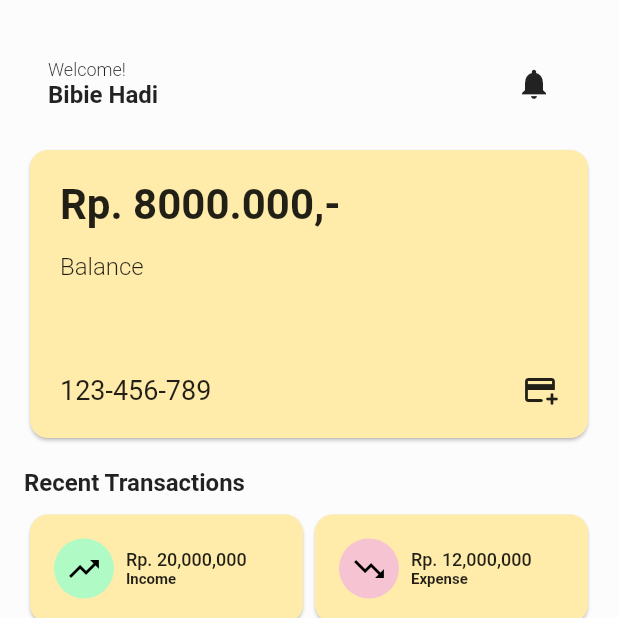
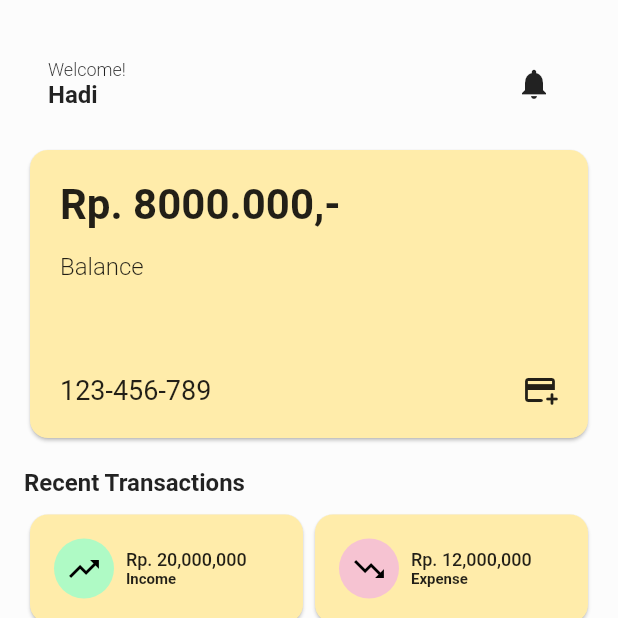
Before and after one commit to bibiehadi/saving-money-app, a Flutter app: the RegisterPage screen opened directly, after a tap on "Register", on a phone screen of 412 x 824 dp, the top half of it. Run offline on Flutter 3.47's test engine with Material 2 defaults, Android fonts, the phone set to English and light mode, and no system bars; Roboto replaces fonts that are missing (Poppins).

Commit message:
add variable

```diff
--- a/lib/home_page.dart
+++ b/lib/home_page.dart
@@ -1,11 +1,9 @@
 import 'package:flutter/material.dart';
 
-class HomePage extends StatefulWidget {
-  @override
-  State<HomePage> createState() => _HomePageState();
-}
+class HomePage extends StatelessWidget {
+  final String username;
+  const HomePage(this.username, {Key? key}) : super(key: key);
 
-class _HomePageState extends State<HomePage> {
   @override
   Widget build(BuildContext context) {
     // TODO: implement build
@@ -25,14 +23,14 @@ class _HomePageState extends State<HomePage> {
                     children: <Widget>[
                       Column(
                         crossAxisAlignment: CrossAxisAlignment.start,
-                        children: const [
-                          Text('Welcome!',
+                        children: [
+                          const Text('Welcome!',
                               style: TextStyle(
                                   fontSize: 12.0,
                                   fontFamily: 'Poppins',
                                   fontWeight: FontWeight.w300)),
-                          Text('Bibie Hadi',
-                              style: TextStyle(
+                          Text(username ?? 'Hadi',
+                              style: const TextStyle(
                                   fontSize: 16.0,
                                   fontFamily: 'Poppins',
                                   fontWeight: FontWeight.bold))
--- a/lib/register_page.dart
+++ b/lib/register_page.dart
@@ -4,12 +4,12 @@ import 'home_page.dart';
 
 class RegisterPage extends StatefulWidget {
   const RegisterPage({super.key});
-
   @override
   State<RegisterPage> createState() => _RegisterPageState();
 }
 
 class _RegisterPageState extends State<RegisterPage> {
+  TextEditingController _controller = TextEditingController();
   @override
   Widget build(BuildContext context) {
     return Scaffold(
@@ -30,6 +30,7 @@ class _RegisterPageState extends State<RegisterPage> {
                 mainAxisAlignment: MainAxisAlignment.start,
                 children: <Widget>[
                   TextField(
+                    controller: _controller,
                     decoration: const InputDecoration(
                       hintText: 'John',
                       labelText: 'Firstname',
@@ -42,6 +43,7 @@ class _RegisterPageState extends State<RegisterPage> {
                     height: 16,
                   ),
                   TextField(
+                    controller: _controller,
                     decoration: const InputDecoration(
                       hintText: 'Doe',
                       labelText: 'Lastname',
@@ -55,8 +57,8 @@ class _RegisterPageState extends State<RegisterPage> {
                   ),
                   TextField(
                     decoration: const InputDecoration(
-                      hintText: '...@gmail.com',
-                      labelText: 'Email',
+                      hintText: 'type username here..',
+                      labelText: 'Username',
                     ),
                     onChanged: (String value) {
                       setState(() {});
@@ -83,7 +85,7 @@ class _RegisterPageState extends State<RegisterPage> {
                         Navigator.push(
                             context,
                             MaterialPageRoute(
-                                builder: (context) => HomePage()));
+                                builder: (context) => const HomePage('Hadi')));
                       },
                       style: ElevatedButton.styleFrom(
                           minimumSize: const Size.fromHeight(50),
```
Also changed, not shown: lib/login_page.dart (+6 -3 lines).
